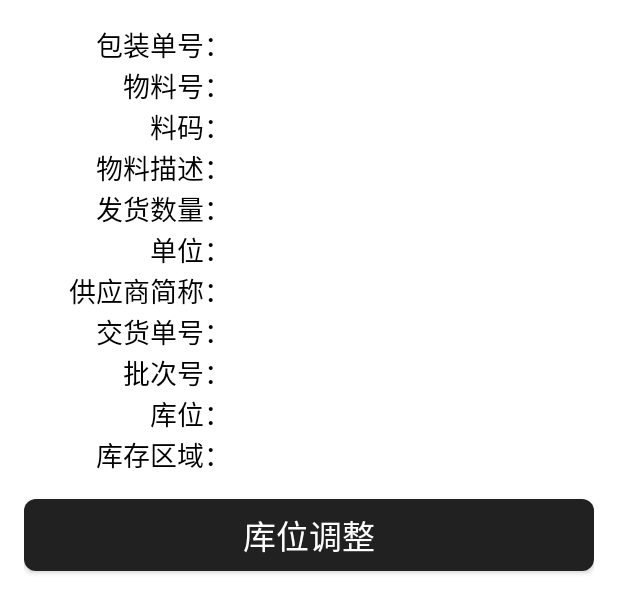
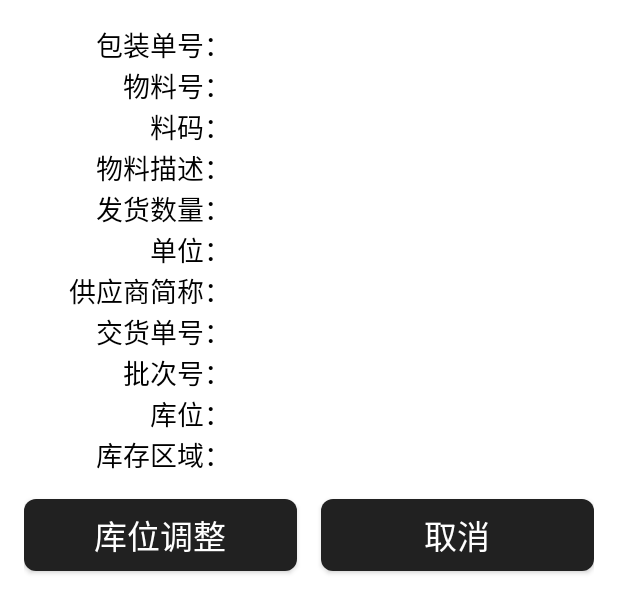
Before and after one commit to BreezeWuu/app, an Android app: the layout item_storage_unit_info_package.xml on its own in the app's theme, with its tools: preview values and no code run, on a phone screen of 412 x 824 dp. Shown: the top 613 px of the screen. Run offline under Robolectric (Android 15) with nearby library versions, the phone set to English and light mode, and no system bars.

Commit message:
*):库位调整

```diff
--- a/app/src/main/res/layout/item_storage_unit_info_package.xml
+++ b/app/src/main/res/layout/item_storage_unit_info_package.xml
@@ -306,15 +306,35 @@
                 android:textColor="@color/black" />
         </LinearLayout>
 
+        <LinearLayout
+            android:layout_width="match_parent"
+            android:layout_height="wrap_content"
+            android:orientation="horizontal">
+
             <android.support.v7.widget.AppCompatButton
                 android:id="@+id/storageUnitModifyButton"
                 style="@style/Button.Primary"
-            android:layout_width="match_parent"
+                android:layout_width="0dp"
                 android:layout_height="@dimen/button_height_normal"
                 android:layout_gravity="center"
                 android:layout_marginBottom="@dimen/spacing_normal"
                 android:layout_marginTop="@dimen/spacing_normal"
+                android:layout_weight="1"
                 android:text="@string/title_storage_unit_modify"
                 android:textSize="22dp" />
+
+            <android.support.v7.widget.AppCompatButton
+                android:id="@+id/cancelButton"
+                style="@style/Button.Primary"
+                android:layout_width="0dp"
+                android:layout_height="@dimen/button_height_normal"
+                android:layout_gravity="center"
+                android:layout_marginBottom="@dimen/spacing_normal"
+                android:layout_marginLeft="@dimen/spacing_normal"
+                android:layout_marginTop="@dimen/spacing_normal"
+                android:layout_weight="1"
+                android:text="@string/cancel"
+                android:textSize="22dp" />
+        </LinearLayout>
     </LinearLayout>
 </layout>
```
Also changed, not shown: app/src/main/java/com/zotye/wms/ui/storageunit/modify/StorageUnitModifyContract.kt (+4 -4 lines), app/src/main/java/com/zotye/wms/ui/storageunit/modify/StorageUnitModifyFragment.kt (+28 -11 lines), app/src/main/res/layout/item_storage_unit_info_pallet.xml (+21 -1 lines). Lines whose indentation alone changed are shown as unchanged.
